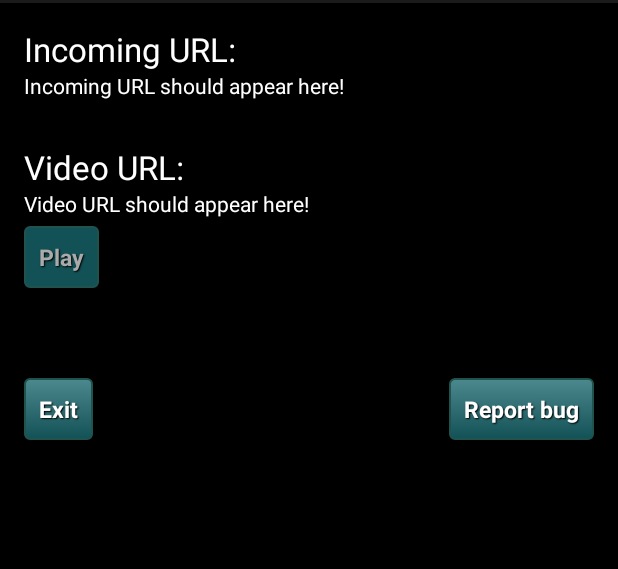
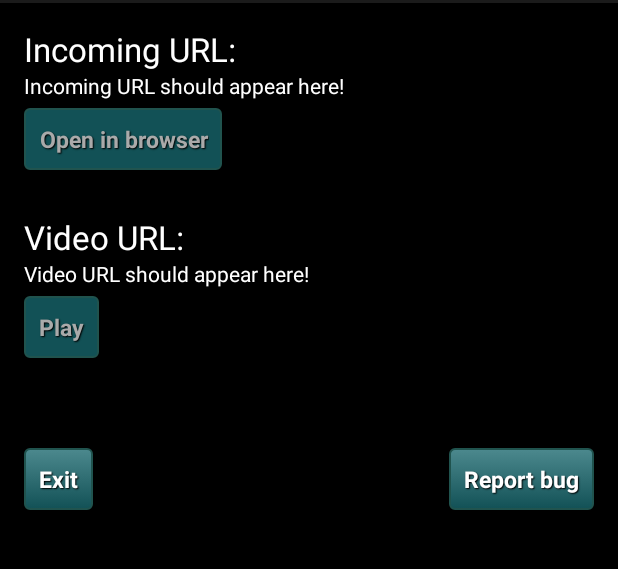
Before and after one commit to BILLyTheLiTTle/Play4Share, an Android app: the screen it shows after launch (YoutubeExtractorActivity), on a phone screen of 412 x 824 dp, the part 69-638 px from its top. Run offline under Robolectric (Android 15) with nearby library versions, the phone set to English and light mode, and no system bars.

Commit message:
Open original link in browser

```diff
--- a/Play4Share/app/src/main/java/tsapalos/bill/play4share/YoutubeExtractorActivity.java
+++ b/Play4Share/app/src/main/java/tsapalos/bill/play4share/YoutubeExtractorActivity.java
@@ -41,7 +41,7 @@ public class YoutubeExtractorActivity extends Activity {
     private TextView incomingURLTextView, primaryVideoUrlTextView, primaryVideoUrlTitleTextView,
             secondaryVideoUrlTitleTextView;
     private TextView[] secondaryVideoUrlTextViews;
-    private Button playPrimaryVideo;
+    private Button playPrimaryVideo, openBrowser;
     private Button[] playSecondaryVideos;
 
     private String htmlSource, link, exceptionLog, primaryVideoUrl;
@@ -57,6 +57,7 @@ public class YoutubeExtractorActivity extends Activity {
         primaryVideoUrlTextView = (TextView) findViewById(R.id.video_url_content_textview);
         primaryVideoUrlTitleTextView = (TextView) findViewById(R.id.video_url_title_textview);
         playPrimaryVideo = (Button) findViewById(R.id.primary_play_button);
+        openBrowser = (Button) findViewById(R.id.open_browser_button);
 
         Intent intent = getIntent();
         String action = intent.getAction();
@@ -72,6 +73,7 @@ public class YoutubeExtractorActivity extends Activity {
 
         if (link != null) {
             incomingURLTextView.setText(link);
+            openBrowser.setEnabled(true);
             exceptionLog = "The URL (" + link
                     + ") does not throw an exception but the video cannot be played.";
         }
@@ -224,6 +226,12 @@ public class YoutubeExtractorActivity extends Activity {
         startActivity(i);
     }
 
+    public void browse(View view) {
+        Intent i = new Intent(Intent.ACTION_VIEW);
+        i.setData(Uri.parse(link));
+        startActivity(i);
+    }
+
     public void exit(View view) {
         finish();
     }
--- a/Play4Share/app/src/main/res/layout/activity_youtube_extractor.xml
+++ b/Play4Share/app/src/main/res/layout/activity_youtube_extractor.xml
@@ -29,12 +29,24 @@
             android:layout_below="@+id/incoming_url_title_textView"
             android:text="@string/incoming_url_content" />
 
+        <Button
+            android:id="@+id/open_browser_button"
+            android:layout_width="wrap_content"
+            android:layout_height="wrap_content"
+            android:layout_alignParentLeft="true"
+            android:layout_below="@+id/incoming_url_content_textview"
+            android:layout_marginTop="@dimen/small_margin"
+            android:enabled="false"
+            android:textColor="@drawable/custom_txt_genoa"
+            android:onClick="browse"
+            android:text="@string/open_browser" />
+
         <TextView
             android:id="@+id/video_url_title_textview"
             android:layout_width="wrap_content"
             android:layout_height="wrap_content"
             android:layout_alignParentLeft="true"
-            android:layout_below="@+id/incoming_url_content_textview"
+            android:layout_below="@+id/open_browser_button"
             android:layout_marginTop="@dimen/big_margin"
             android:text="@string/video_url"
             android:textAppearance="?android:attr/textAppearanceLarge" />
--- a/Play4Share/app/src/main/res/values/strings.xml
+++ b/Play4Share/app/src/main/res/values/strings.xml
@@ -9,6 +9,7 @@
     <string name="secondary_video_url">Secondary video URL:</string>
     <string name="secondary_videos_urls">Secondary videos URLs:</string>
     <string name="video_url_content">Video URL should appear here!</string>
+    <string name="open_browser">Open in browser</string>
     <string name="play">Play</string>
     <string name="bug_report">Report bug</string>
     <string name="exit">Exit</string>
```
